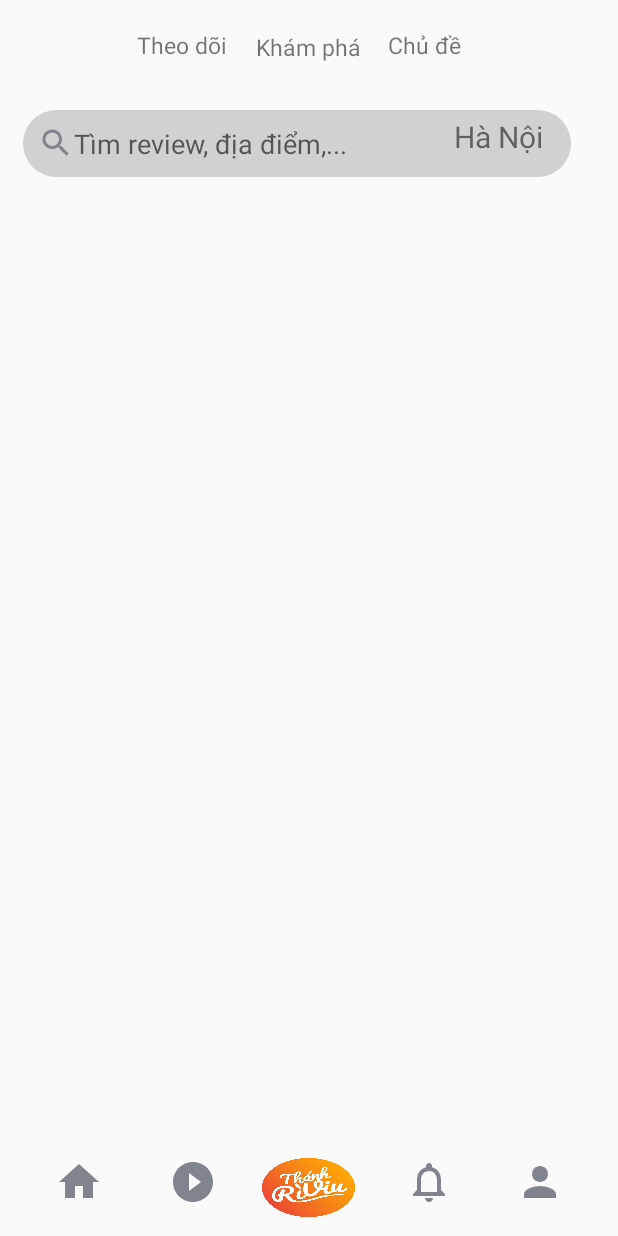
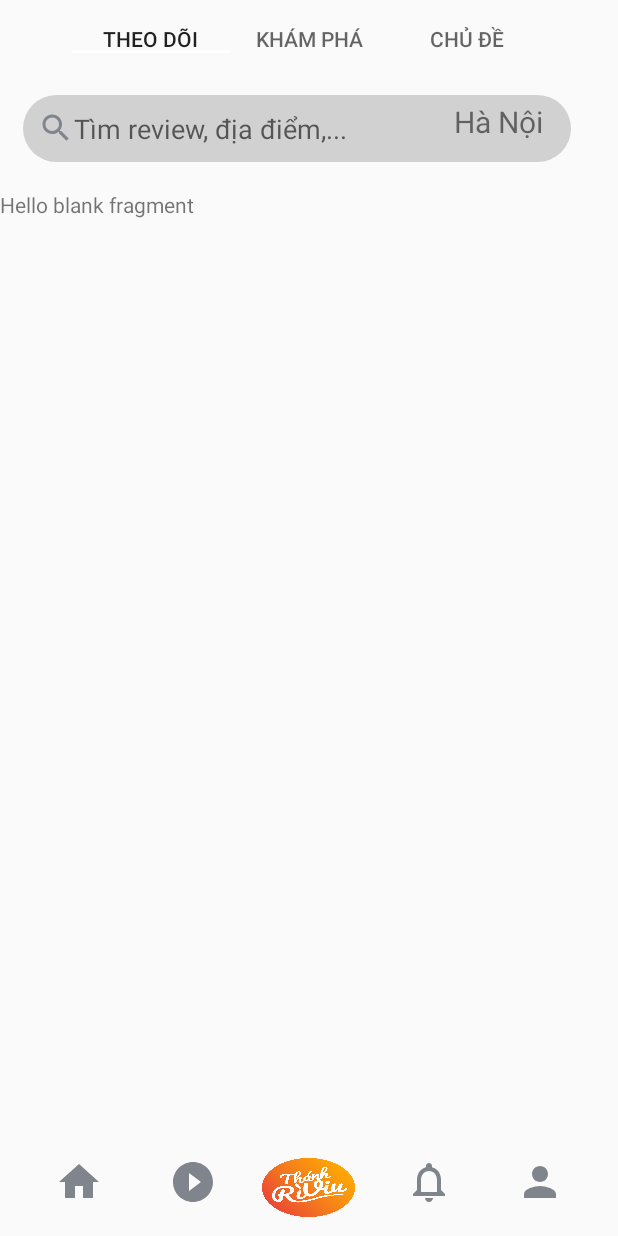
Before and after one commit to Sang1203/FoodReview, an Android app: the screen it shows after launch (MainActivity), on a phone screen of 412 x 824 dp. Run offline under Robolectric (Android 15) with nearby library versions, the light colour scheme and no system bars.

Commit message:
commit FoodReview

```diff
--- /dev/null
+++ b/app/src/main/java/com/t3h/foodreview/Adapter/MainVpagerAdapter.java
@@ -0,0 +1,45 @@
+package com.t3h.foodreview.Adapter;
+
+import androidx.annotation.NonNull;
+import androidx.annotation.Nullable;
+import androidx.fragment.app.Fragment;
+import androidx.fragment.app.FragmentManager;
+import androidx.fragment.app.FragmentPagerAdapter;
+import androidx.fragment.app.FragmentStatePagerAdapter;
+
+import java.util.ArrayList;
+
+public class MainVpagerAdapter extends FragmentPagerAdapter {
+
+    private ArrayList<Fragment> data;
+
+    public MainVpagerAdapter(@NonNull FragmentManager fm,  ArrayList<Fragment> data ) {
+        super(fm,FragmentPagerAdapter.BEHAVIOR_RESUME_ONLY_CURRENT_FRAGMENT);
+        this.data = data;
+    }
+
+    @NonNull
+    @Override
+    public Fragment getItem(int position) {
+        return data.get(position);
+    }
+
+    @Override
+    public int getCount() {
+        return 3;
+    }
+
+    @Nullable
+    @Override
+    public CharSequence getPageTitle(int position) {
+        switch (position){
+            case 0:
+            default:
+                return "Theo dõi";
+            case 1:
+                return "Khám phá";
+            case 2:
+                return "Chủ đề";
+        }
+    }
+}
--- a/app/src/main/java/com/t3h/foodreview/MainActivity.java
+++ b/app/src/main/java/com/t3h/foodreview/MainActivity.java
@@ -1,30 +1,64 @@
 package com.t3h.foodreview;
 
 import androidx.appcompat.app.AppCompatActivity;
-import androidx.recyclerview.widget.RecyclerView;
+import androidx.fragment.app.Fragment;
+import androidx.viewpager.widget.ViewPager;
 
 import android.os.Bundle;
+import android.util.Log;
+import android.widget.Button;
 import android.widget.EditText;
 import android.widget.TextView;
 
+import com.google.android.material.tabs.TabLayout;
+import com.t3h.foodreview.Adapter.MainVpagerAdapter;
+import com.t3h.foodreview.fragment.ChudeFragment;
+import com.t3h.foodreview.fragment.KhamPhaFragment;
+import com.t3h.foodreview.fragment.TheodoiFragment;
+
+import java.util.ArrayList;
+
 public class MainActivity extends AppCompatActivity {
-    private TextView tvkhampha,tvchude,tvtheodoi,tvVitri;
-    private EditText edtSeachmain;
-    private RecyclerView rcBaiviet;
-
+    private MainVpagerAdapter adapter;
+    private ViewPager vpMain;
+    private EditText edtSeach;
+    private TextView tvVitri;
+    private TabLayout tabLayoutMain;
+    private Button btNHome,btnVideo,btnThongbao,btnNguoidung,btnRiview;
+    private ArrayList<Fragment> fragments = new ArrayList<>();
+    private ChudeFragment cdFragment;
+    private KhamPhaFragment khamPhaFragment;
+    private TheodoiFragment theodoiFragment;
 
     @Override
     protected void onCreate(Bundle savedInstanceState) {
         super.onCreate(savedInstanceState);
         setContentView(R.layout.activity_main);
+        initFragment();
         initViews();
     }
 
+    private void initFragment() {
+        cdFragment = new ChudeFragment();
+        khamPhaFragment = new KhamPhaFragment();
+        theodoiFragment = new TheodoiFragment();
+        fragments.add(cdFragment);
+        fragments.add(khamPhaFragment);
+        fragments.add(theodoiFragment);
+    }
+
     private void initViews() {
-        tvtheodoi = findViewById(R.id.tv_theodoi);
-        tvchude = findViewById(R.id.tv_chude);
-        tvkhampha = findViewById(R.id.tv_khampha);
-        edtSeachmain = findViewById(R.id.edt_timkiem);
-        rcBaiviet = findViewById(R.id.rc_baiviet);
+        vpMain = findViewById(R.id.vp_main);
+        edtSeach = findViewById(R.id.edt_timkiem);
+        tvVitri = findViewById(R.id.tv_diadiem);
+        tabLayoutMain =findViewById(R.id.tl_main);
+        btNHome = findViewById(R.id.btn_home);
+        btnVideo = findViewById(R.id.btn_video);
+        btnThongbao = findViewById(R.id.btn_thongbao);
+        btnNguoidung = findViewById(R.id.btn_nguoidung);
+        btnRiview = findViewById(R.id.btn_riview);
+        adapter = new MainVpagerAdapter(getSupportFragmentManager(),fragments);
+        vpMain.setAdapter(adapter);
+        tabLayoutMain.setupWithViewPager(vpMain);
     }
 }
--- /dev/null
+++ b/app/src/main/java/com/t3h/foodreview/Models/ChuDe.java
@@ -0,0 +1,5 @@
+package com.t3h.foodreview.Models;
+
+public class ChuDe {
+
+}
--- /dev/null
+++ b/app/src/main/java/com/t3h/foodreview/fragment/ChudeFragment.java
@@ -0,0 +1,19 @@
+package com.t3h.foodreview.fragment;
+
+import android.os.Bundle;
+
+import androidx.fragment.app.Fragment;
+
+import android.view.LayoutInflater;
+import android.view.View;
+import android.view.ViewGroup;
+
+import com.t3h.foodreview.R;
+
+public class ChudeFragment extends Fragment {
+    @Override
+    public View onCreateView(LayoutInflater inflater, ViewGroup container,
+                             Bundle savedInstanceState) {
+        return inflater.inflate(R.layout.fragment_chude, container, false);
+    }
+}
--- /dev/null
+++ b/app/src/main/java/com/t3h/foodreview/fragment/KhamPhaFragment.java
@@ -0,0 +1,66 @@
+package com.t3h.foodreview.fragment;
+
+import android.os.Bundle;
+
+import androidx.fragment.app.Fragment;
+
+import android.view.LayoutInflater;
+import android.view.View;
+import android.view.ViewGroup;
+
+import com.t3h.foodreview.R;
+
+/**
+ * A simple {@link Fragment} subclass.
+ * Use the {@link KhamPhaFragment#newInstance} factory method to
+ * create an instance of this fragment.
+ */
+public class KhamPhaFragment extends Fragment {
+
+    // TODO: Rename parameter arguments, choose names that match
+    // the fragment initialization parameters, e.g. ARG_ITEM_NUMBER
+    private static final String ARG_PARAM1 = "param1";
+    private static final String ARG_PARAM2 = "param2";
+
+    // TODO: Rename and change types of parameters
+    private String mParam1;
+    private String mParam2;
+
+    public KhamPhaFragment() {
+        // Required empty public constructor
+    }
+
+    /**
+     * Use this factory method to create a new instance of
+     * this fragment using the provided parameters.
+     *
+     * @param param1 Parameter 1.
+     * @param param2 Parameter 2.
+     * @return A new instance of fragment KhamPhaFragment.
+     */
+    // TODO: Rename and change types and number of parameters
+    public static KhamPhaFragment newInstance(String param1, String param2) {
+        KhamPhaFragment fragment = new KhamPhaFragment();
+        Bundle args = new Bundle();
+        args.putString(ARG_PARAM1, param1);
+        args.putString(ARG_PARAM2, param2);
+        fragment.setArguments(args);
+        return fragment;
+    }
+
+    @Override
+    public void onCreate(Bundle savedInstanceState) {
+        super.onCreate(savedInstanceState);
+        if (getArguments() != null) {
+            mParam1 = getArguments().getString(ARG_PARAM1);
+            mParam2 = getArguments().getString(ARG_PARAM2);
+        }
+    }
+
+    @Override
+    public View onCreateView(LayoutInflater inflater, ViewGroup container,
+                             Bundle savedInstanceState) {
+        // Inflate the layout for this fragment
+        return inflater.inflate(R.layout.fragment_kham_pha, container, false);
+    }
+}
--- /dev/null
+++ b/app/src/main/java/com/t3h/foodreview/fragment/TheodoiFragment.java
@@ -0,0 +1,41 @@
+package com.t3h.foodreview.fragment;
+
+import android.app.Activity;
+import android.os.Bundle;
+
+import androidx.annotation.Nullable;
+import androidx.fragment.app.Fragment;
+import androidx.recyclerview.widget.RecyclerView;
+
+import android.view.LayoutInflater;
+import android.view.View;
+import android.view.ViewGroup;
+
+import com.t3h.foodreview.Adapter.PageTheoDoiAdapter;
+import com.t3h.foodreview.Models.Post;
+import com.t3h.foodreview.R;
+
+import java.util.List;
+
+
+public class TheodoiFragment extends Fragment {
+    private RecyclerView rcTheodoi;
+    private List<Post> posts;
+    private PageTheoDoiAdapter adapter;
+    private Activity activity;
+
+    @Override
+    public View onCreateView(LayoutInflater inflater, ViewGroup container, Bundle savedInstanceState) {
+        return inflater.inflate(R.layout.fragment_theodoi, container, false);
+    }
+
+    @Override
+    public void onActivityCreated(@Nullable Bundle savedInstanceState) {
+        super.onActivityCreated(savedInstanceState);
+        activity = getActivity();
+        rcTheodoi =activity.findViewById(R.id.rc_theodoi);
+        adapter = new PageTheoDoiAdapter(activity.getLayoutInflater());
+        rcTheodoi.setAdapter(adapter);
+    }
+
+}
--- a/app/src/main/res/layout/activity_main.xml
+++ b/app/src/main/res/layout/activity_main.xml
@@ -18,42 +18,35 @@
            android:layout_weight="1"
            android:padding="16dp"
            android:layout_gravity="center">
+           <com.google.android.material.tabs.TabLayout
+               app:tabIndicatorColor="#fff"
+               android:layout_marginLeft="32dp"
+               android:layout_marginRight="32dp"
+               android:id="@+id/tl_main"
+               android:layout_width="match_parent"
+               android:layout_height="wrap_content">
+               <com.google.android.material.tabs.TabItem
+                   android:text="Theo doi"
+                   android:layout_width="wrap_content"
+                   android:layout_height="wrap_content"/>
+               <com.google.android.material.tabs.TabItem
+                   android:text="Theo doi"
+                   android:layout_width="wrap_content"
+                   android:layout_height="wrap_content"/>
+               <com.google.android.material.tabs.TabItem
+                   android:text="Theo doi"
+                   android:layout_width="wrap_content"
+                   android:layout_height="wrap_content"/>
 
-           <TextView
-               android:layout_marginTop="3dp"
-               android:id="@+id/tv_theodoi"
-               android:layout_width="wrap_content"
-               android:layout_height="wrap_content"
-               android:layout_marginRight="19dp"
-               android:layout_toLeftOf="@id/tv_khampha"
-               android:text="Theo dõi"
-               android:textSize="15dp" />
+           </com.google.android.material.tabs.TabLayout>
 
-           <TextView
-               android:layout_marginTop="5dp"
-               android:id="@+id/tv_khampha"
-               android:layout_width="wrap_content"
-               android:layout_height="wrap_content"
-               android:layout_centerInParent="true"
-               android:text="Khám phá"
-               android:textSize="15dp" />
-
-           <TextView
-               android:layout_marginTop="3dp"
-               android:id="@+id/tv_chude"
-               android:layout_width="wrap_content"
-               android:layout_height="wrap_content"
-               android:layout_marginLeft="18dp"
-               android:layout_toRightOf="@id/tv_khampha"
-               android:text="Chủ đề"
-               android:textSize="15dp" />
 
        </RelativeLayout>
        <RelativeLayout
-           android:paddingTop="10dp"
            android:layout_width="match_parent"
            android:layout_height="0dp"
            android:layout_weight="1">
+
            <EditText
                android:id="@+id/edt_timkiem"
                android:layout_width="365dp"
@@ -83,19 +76,32 @@
         android:layout_width="match_parent"
         android:layout_height="0dp"
         android:layout_weight="10">
-
-        <ScrollView
+        <androidx.viewpager.widget.ViewPager
+            android:id="@+id/vp_main"
             android:layout_width="match_parent"
             android:layout_height="match_parent">
+            <com.google.android.material.tabs.TabItem
+                android:text="Theo doi"
+                android:layout_width="wrap_content"
+                android:layout_height="wrap_content">
 
-            <androidx.recyclerview.widget.RecyclerView
-                android:layout_width="match_parent"
-                android:layout_height="match_parent"
-                app:layoutManager="androidx.recyclerview.widget.LinearLayoutManager">
+            </com.google.android.material.tabs.TabItem>
+            <com.google.android.material.tabs.TabItem
+                android:text="Kham pha"
+                android:layout_width="wrap_content"
+                android:layout_height="wrap_content">
 
-            </androidx.recyclerview.widget.RecyclerView>
-        </ScrollView>
+            </com.google.android.material.tabs.TabItem>
+            <com.google.android.material.tabs.TabItem
+                android:text="Chu de"
+                android:layout_width="wrap_content"
+                android:layout_height="wrap_content">
 
+            </com.google.android.material.tabs.TabItem>
+
+
+
+        </androidx.viewpager.widget.ViewPager>
     </LinearLayout>
 
     <RelativeLayout
--- /dev/null
+++ b/app/src/main/res/layout/fragment_chude.xml
@@ -0,0 +1,14 @@
+<?xml version="1.0" encoding="utf-8"?>
+<FrameLayout xmlns:android="http://schemas.android.com/apk/res/android"
+    xmlns:tools="http://schemas.android.com/tools"
+    android:layout_width="match_parent"
+    android:layout_height="match_parent"
+    tools:context=".fragment.ChudeFragment">
+
+    <!-- TODO: Update blank fragment layout -->
+    <TextView
+        android:layout_width="match_parent"
+        android:layout_height="match_parent"
+        android:text="@string/hello_blank_fragment" />
+
+</FrameLayout>
--- a/app/src/main/res/layout/item_khampha.xml
+++ b/app/src/main/res/layout/item_khampha.xml
@@ -23,6 +23,7 @@
                 android:src="@drawable/doan1" />
 
             <TextView
+                android:id="@+id/tv_tieude"
                 android:layout_marginLeft="7dp"
                 android:layout_width="match_parent"
                 android:layout_height="wrap_content"
```
Also changed, not shown: app/src/main/java/com/t3h/foodreview/Adapter/PageKhamPhaAdapter.java (added, +70 -0 lines), app/src/main/java/com/t3h/foodreview/Adapter/PageTheoDoiAdapter.java (added, +69 -0 lines), app/src/main/java/com/t3h/foodreview/Adapter/postAdapter.java (+31 -3 lines), app/src/main/java/com/t3h/foodreview/Models/KhamPha.java (added, +47 -0 lines), app/src/main/java/com/t3h/foodreview/Models/TheoDoi.java (added, +47 -0 lines), app/src/main/res/layout/fragment_kham_pha.xml (added, +14 -0 lines), app/src/main/res/layout/fragment_theodoi.xml (added, +16 -0 lines), app/src/main/res/layout/item_theodoi.xml (+12 -22 lines), app/src/main/res/menu/seachview.xml (added, +11 -0 lines).
